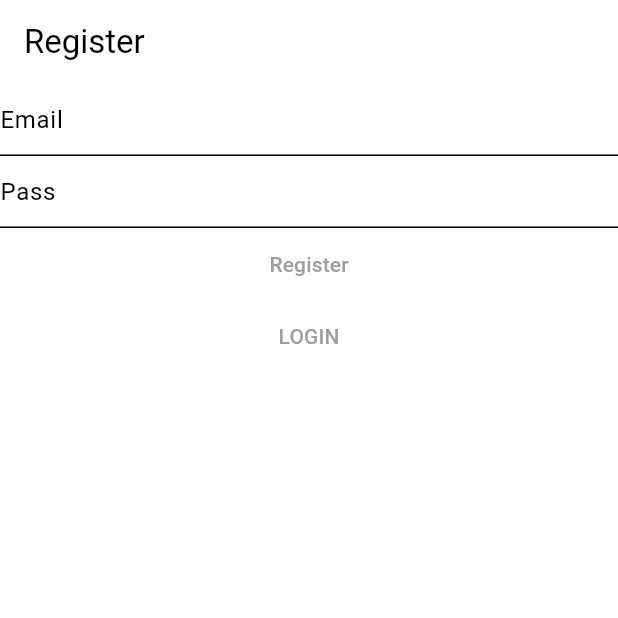
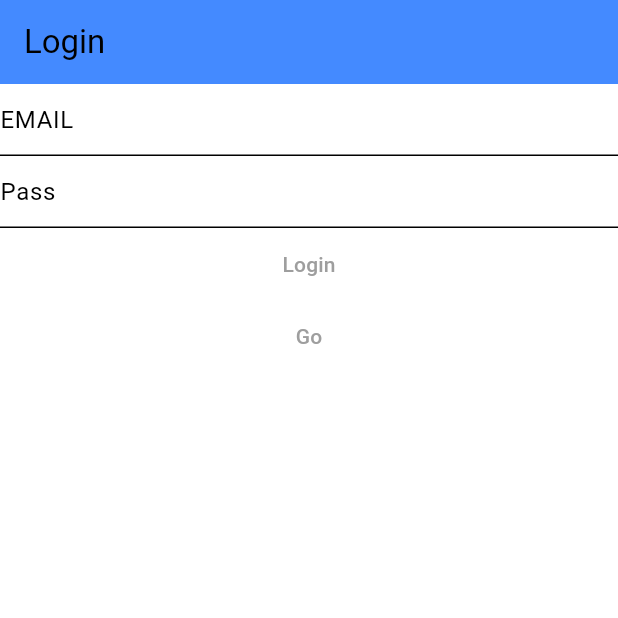
Before and after one commit to zeinras/Hindi, a Flutter app: the screen it shows after launch, on a phone screen of 412 x 824 dp, the top half of it. Run offline on Flutter 3.47's test engine with Material 2 defaults, Android fonts, the phone set to English and light mode, and no system bars; our stand-ins replace firebase_auth, firebase_core; accounts and stored records are empty.

Commit message:
instialization fixed

```diff
--- a/lib/main.dart
+++ b/lib/main.dart
@@ -4,9 +4,9 @@ import 'package:flutter/material.dart';
 import 'package:firebase_auth/firebase_auth.dart';
 import 'package:firebase_core/firebase_core.dart';
 import 'package:hindi_tutorial/views/login_view.dart';
-import 'package:hindi_tutorial/views/register_view.dart';
+//import 'package:hindi_tutorial/views/register_view.dart';
 import 'package:hindi_tutorial/views/Verify_email_view.dart';
-import 'firebase_options.dart';
+//import 'firebase_options.dart';
 
 void main() async {
   WidgetsFlutterBinding.ensureInitialized();
@@ -25,7 +25,7 @@ class MyApp extends StatelessWidget {
         colorScheme: ColorScheme.fromSwatch(primarySwatch: Colors.grey),
         useMaterial3: true,
       ),
-      home: const RegisterView(),
+      home: const Homepage(),
     );
   }
 }
@@ -35,47 +35,80 @@ class Homepage extends StatefulWidget {
   @override
   State<Homepage> createState() => _HomepageState();
 }
-
 class _HomepageState extends State<Homepage> {
-
   @override
   Widget build(BuildContext context) {
     return Scaffold(
-        appBar: AppBar(
+      /*appBar: AppBar(
         backgroundColor: Colors.blueAccent,
-            title: const Text('Home')),
-        body:
-        FutureBuilder(
-          future: Firebase.initializeApp(),
+        title: const Text('Home'),
+      ),*/
+      body: FutureBuilder(
+        future: Firebase.initializeApp()
+        ,
         builder: (context, snapshot) {
           switch (snapshot.connectionState) {
             case ConnectionState.none:
               break;
             case ConnectionState.waiting:
-                break;
+              return  Center(
+                child:  CircularProgressIndicator(),
+              );
             case ConnectionState.active:
               return Center(
-                  child: CircularProgressIndicator(), // Show a loading indicator
+                child: CircularProgressIndicator(),
               );
-                break;
             case ConnectionState.done:
-                  //  print("YOU MUST VERIFY FIRST");
+              /*if (snapshot.hasError) {
+                // Handle the error if initialization fails
+                return Center(
+                  child: Text('Error initializing Firebase'),
+                );
+              }*/
+              final user = FirebaseAuth.instance.currentUser;
+              if (user==null)
+                {
+                  return LoginView();
+                }
+              else
+                { if (user.emailVerified)
+                  {return NotesView();}
 
-              Future.delayed(Duration.zero, () {
+                  else
+                  {return VerifyEmail();}}
+
+
+               /* Future.delayed(Duration.zero, () {
                   Navigator.of(context).push(
-                    MaterialPageRoute(
-                        builder: (context) => const VerifyEmail()));
-              });
-
-              //   Navigator.of(context).push(MaterialPageRoute(builder: (context)=>const VerifyEmail() ));
+                    MaterialPageRoute(builder: (context) => const RegisterView()),
+                  );
+                });*/
 
               return Text("Done");
-
           }
-            return Text("Done"); }
-        )
+          return Text("Done");
+        },
+      ),
+    );
+  }
+}
 
 
+
+class NotesView extends StatefulWidget {
+  const NotesView({Key? key}) : super(key: key);
+
+  @override
+  State<NotesView> createState() => _NotesViewState();
+}
+
+class _NotesViewState extends State<NotesView> {
+  @override
+  Widget build(BuildContext context) {
+    return Scaffold(
+      appBar: AppBar(title: Text("Notes!!") ,
+      backgroundColor: Colors.blueAccent,),
+      body: Center(child: Text( "Hey!!!!"))
 
     );
   }
```
Lines whose indentation alone changed are shown as unchanged.
